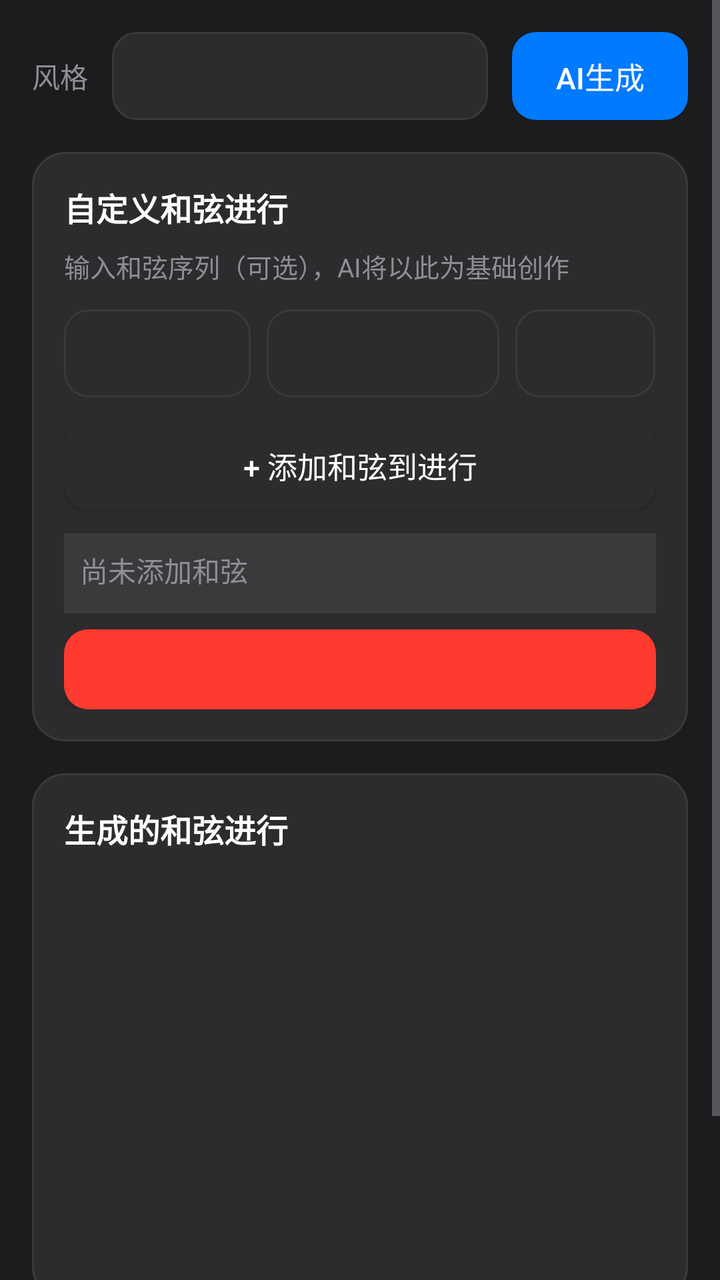
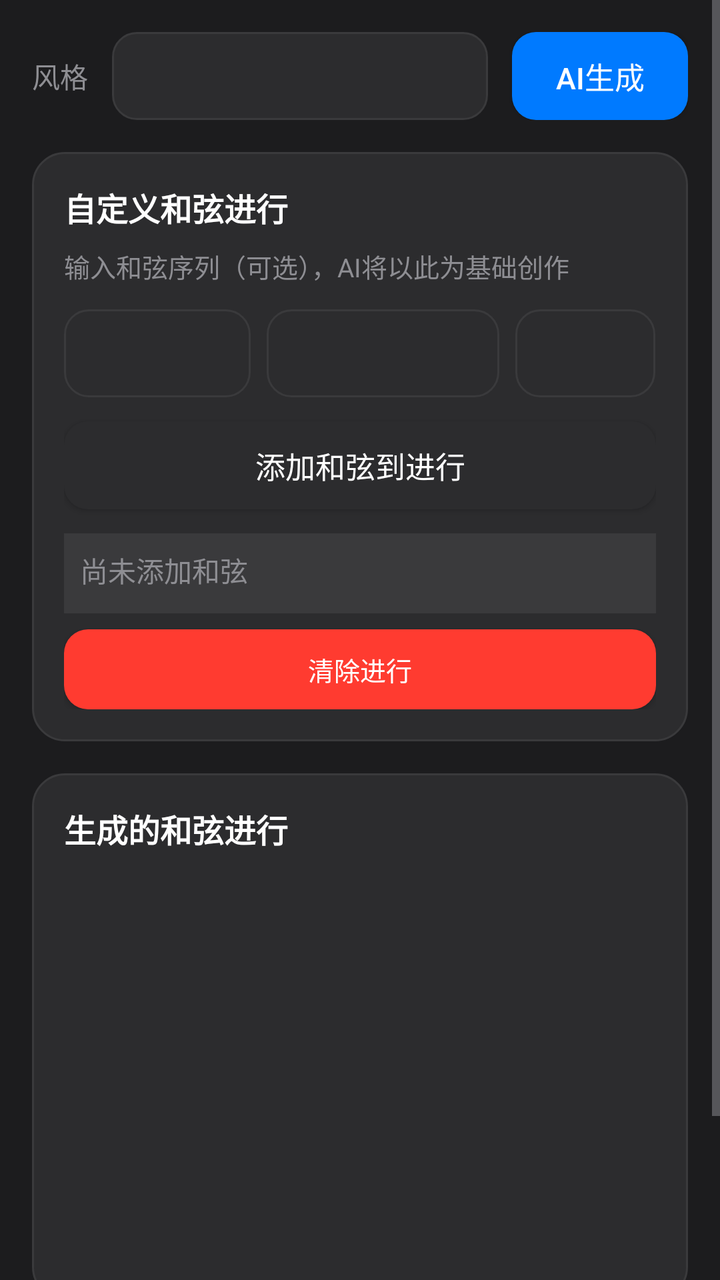

Screens rendered from an Android XML layout before and after an edit, with the pre-edit source and the edit as a unified diff.
<!-- AndroidManifest.xml: application theme Theme.MusicAI -->
<!-- res/layout/activity_chord_editor.xml -->
<?xml version="1.0" encoding="utf-8"?>
<ScrollView xmlns:android="http://schemas.android.com/apk/res/android"
    android:layout_width="match_parent"
    android:layout_height="match_parent"
    android:background="@color/apple_dark"
    android:fillViewport="true">

    <LinearLayout
        android:layout_width="match_parent"
        android:layout_height="wrap_content"
        android:orientation="vertical"
        android:padding="16dp"
        android:paddingTop="40dp">

        <LinearLayout
            android:layout_width="match_parent"
            android:layout_height="wrap_content"
            android:orientation="horizontal"
            android:gravity="center_vertical"
            android:layout_marginBottom="16dp">

            <TextView
                android:layout_width="wrap_content"
                android:layout_height="wrap_content"
                android:text="风格"
                android:textSize="14sp"
                android:textColor="@color/apple_text_secondary"
                android:layout_marginRight="12dp"/>

            <Spinner
                android:id="@+id/sp_style"
                android:layout_width="0dp"
                android:layout_height="44dp"
                android:layout_weight="1"
                android:background="@drawable/apple_edittext_bg"
                android:paddingHorizontal="12dp"/>

            <Button
                android:id="@+id/btn_generate"
                android:layout_width="wrap_content"
                android:layout_height="44dp"
                android:text="AI生成"
                android:textSize="15sp"
                android:textColor="@color/apple_text"
                android:background="@drawable/apple_button_primary_bg"
                android:layout_marginLeft="12dp"
               />

        </LinearLayout>

        <LinearLayout
            android:layout_width="match_parent"
            android:layout_height="wrap_content"
            android:orientation="vertical"
            android:background="@drawable/apple_card_bg"
            android:padding="16dp"
            android:layout_marginBottom="16dp">

            <TextView
                android:layout_width="match_parent"
                android:layout_height="wrap_content"
                android:text="自定义和弦进行"
                android:textSize="16sp"
                android:textColor="@color/apple_text"
                android:textStyle="bold"
                android:layout_marginBottom="8dp"/>

            <TextView
                android:layout_width="match_parent"
                android:layout_height="wrap_content"
                android:text="输入和弦序列（可选），AI将以此为基础创作"
                android:textSize="13sp"
                android:textColor="@color/apple_text_secondary"
                android:layout_marginBottom="12dp"/>

            <LinearLayout
                android:layout_width="match_parent"
                android:layout_height="wrap_content"
                android:orientation="horizontal"
                android:gravity="center_vertical"
                android:layout_marginBottom="12dp">

                <Spinner
                    android:id="@+id/sp_chord_root"
                    android:layout_width="0dp"
                    android:layout_height="44dp"
                    android:layout_weight="0.8"
                    android:background="@drawable/apple_edittext_bg"
                    android:paddingHorizontal="8dp"
                    android:layout_marginRight="8dp"/>

                <Spinner
                    android:id="@+id/sp_chord_type"
                    android:layout_width="0dp"
                    android:layout_height="44dp"
                    android:layout_weight="1"
                    android:background="@drawable/apple_edittext_bg"
                    android:paddingHorizontal="8dp"
                    android:layout_marginRight="8dp"/>

                <Spinner
                    android:id="@+id/sp_chord_duration"
                    android:layout_width="0dp"
                    android:layout_height="44dp"
                    android:layout_weight="0.6"
                    android:background="@drawable/apple_edittext_bg"
                    android:paddingHorizontal="8dp"/>

            </LinearLayout>

            <Button
                android:id="@+id/btn_add_custom_chord"
                android:layout_width="match_parent"
                android:layout_height="44dp"
                android:text="+ 添加和弦到进行"
                android:textSize="15sp"
                android:textColor="@color/apple_text"
                android:background="@drawable/apple_button_bg"
               
                android:layout_marginBottom="12dp"/>

            <TextView
                android:id="@+id/tv_custom_chords"
                android:layout_width="match_parent"
                android:layout_height="wrap_content"
                android:text="尚未添加和弦"
                android:textSize="14sp"
                android:textColor="@color/apple_text_secondary"
                android:padding="8dp"
                android:background="@color/apple_mid_gray"
               
                android:minHeight="40dp"/>

            <Button
                android:id="@+id/btn_clear_custom_chords"
                android:layout_width="match_parent"
                android:layout_height="40dp"
                android:text="清除进行"
                android:textSize="13sp"
                android:textColor="@color/apple_error"
                android:background="@drawable/apple_button_danger_bg"
               
                android:layout_marginTop="8dp"/>

        </LinearLayout>

        <LinearLayout
            android:layout_width="match_parent"
            android:layout_height="wrap_content"
            android:orientation="vertical"
            android:background="@drawable/apple_card_bg"
            android:padding="16dp"
            android:layout_marginBottom="16dp">

            <TextView
                android:layout_width="match_parent"
                android:layout_height="wrap_content"
                android:text="生成的和弦进行"
                android:textSize="16sp"
                android:textColor="@color/apple_text"
                android:textStyle="bold"
                android:layout_marginBottom="8dp"/>

            <ListView
                android:id="@+id/lv_chords"
                android:layout_width="match_parent"
                android:layout_height="200dp"
                android:divider="@color/apple_mid_gray"
                android:dividerHeight="1dp"/>

        </LinearLayout>

        <LinearLayout
            android:layout_width="match_parent"
            android:layout_height="wrap_content"
            android:orientation="horizontal"
            android:gravity="center">

            <Button
                android:id="@+id/btn_add_chord"
                android:layout_width="0dp"
                android:layout_height="52dp"
                android:layout_weight="1"
                android:text="添加和弦"
                android:textSize="14sp"
                android:textColor="@color/apple_text"
                android:background="@drawable/apple_button_bg"
                android:layout_marginRight="8dp"
               />

            <Button
                android:id="@+id/btn_delete"
                android:layout_width="0dp"
                android:layout_height="52dp"
                android:layout_weight="1"
                android:text="删除"
                android:textSize="14sp"
                android:textColor="@color/apple_text"
                android:background="@drawable/apple_button_danger_bg"
               />

        </LinearLayout>

        <ProgressBar
            android:id="@+id/progress_bar"
            android:layout_width="wrap_content"
            android:layout_height="wrap_content"
            android:layout_gravity="center"
            android:visibility="gone"
            android:layout_marginTop="16dp"/>

    </LinearLayout>

</ScrollView>
<!-- resources referenced by this layout -->
<resources>
  <color name="apple_dark">#1C1C1E</color>
  <color name="apple_error">#FF3B30</color>
  <color name="apple_mid_gray">#3A3A3C</color>
  <color name="apple_text">#FFFFFF</color>
  <color name="apple_text_secondary">#8E8E93</color>
  <!-- drawable apple_button_bg (drawable) -->
  <?xml version="1.0" encoding="utf-8"?>
  <selector xmlns:android="http://schemas.android.com/apk/res/android">
      <item android:state_pressed="true">
          <shape android:shape="rectangle">
              <solid android:color="@color/apple_mid_gray" />
              <corners android:radius="12dp" />
          </shape>
      </item>
      <item>
          <shape android:shape="rectangle">
              <solid android:color="@color/apple_dark_gray" />
              <corners android:radius="12dp" />
          </shape>
      </item>
  </selector>
  <!-- drawable apple_button_danger_bg (drawable) -->
  <?xml version="1.0" encoding="utf-8"?>
  <selector xmlns:android="http://schemas.android.com/apk/res/android">
      <item android:state_pressed="true">
          <shape android:shape="rectangle">
              <solid android:color="#CC3030" />
              <corners android:radius="12dp" />
          </shape>
      </item>
      <item>
          <shape android:shape="rectangle">
              <solid android:color="@color/apple_error" />
              <corners android:radius="12dp" />
          </shape>
      </item>
  </selector>
  <!-- drawable apple_button_primary_bg (drawable) -->
  <?xml version="1.0" encoding="utf-8"?>
  <selector xmlns:android="http://schemas.android.com/apk/res/android">
      <item android:state_pressed="true">
          <shape android:shape="rectangle">
              <solid android:color="@color/apple_accent_active" />
              <corners android:radius="12dp" />
          </shape>
      </item>
      <item>
          <shape android:shape="rectangle">
              <solid android:color="@color/apple_accent" />
              <corners android:radius="12dp" />
          </shape>
      </item>
  </selector>
  <!-- drawable apple_card_bg (drawable) -->
  <?xml version="1.0" encoding="utf-8"?>
  <shape xmlns:android="http://schemas.android.com/apk/res/android" android:shape="rectangle">
      <solid android:color="@color/apple_dark_gray" />
      <corners android:radius="16dp" />
      <stroke android:width="1dp" android:color="@color/apple_mid_gray" />
  </shape>
  <!-- drawable apple_edittext_bg (drawable) -->
  <?xml version="1.0" encoding="utf-8"?>
  <selector xmlns:android="http://schemas.android.com/apk/res/android">
      <item android:state_focused="true">
          <shape android:shape="rectangle">
              <solid android:color="@color/apple_dark_gray" />
              <corners android:radius="12dp" />
              <stroke android:width="2dp" android:color="@color/apple_accent" />
          </shape>
      </item>
      <item>
          <shape android:shape="rectangle">
              <solid android:color="@color/apple_dark_gray" />
              <corners android:radius="12dp" />
              <stroke android:width="1dp" android:color="@color/apple_mid_gray" />
          </shape>
      </item>
  </selector>
  <style name="Theme.MusicAI" parent="Theme.AppCompat.DayNight.NoActionBar">
          <item name="colorPrimary">@color/colorPrimary</item>
          <item name="colorPrimaryDark">@color/colorPrimaryDark</item>
          <item name="colorAccent">@color/colorAccent</item>
          <item name="android:textColorPrimary">@color/apple_text</item>
          <item name="android:textColorSecondary">@color/apple_text_secondary</item>
          <item name="android:windowBackground">@color/apple_dark</item>
          <item name="android:statusBarColor">@color/apple_dark</item>
          <item name="android:navigationBarColor">@color/apple_dark</item>
      </style>
  <color name="apple_dark_gray">#2C2C2E</color>
  <color name="apple_accent_active">#0066CC</color>
  <color name="apple_accent">#007AFF</color>
  <color name="colorPrimary">#007AFF</color>
  <color name="colorPrimaryDark">#1C1C1E</color>
  <color name="colorAccent">#34C759</color>
</resources>

<!-- the commit's change to res/layout/activity_chord_editor.xml (unified diff, before → after) -->
@@ -10,7 +10,7 @@
         android:layout_height="wrap_content"
         android:orientation="vertical"
         android:padding="16dp"
-        android:paddingTop="40dp">
+        android:paddingTop="48dp">
 
         <LinearLayout
             android:layout_width="match_parent"
@@ -44,7 +44,7 @@
                 android:textColor="@color/apple_text"
                 android:background="@drawable/apple_button_primary_bg"
                 android:layout_marginLeft="12dp"
-               />
+                android:cornerRadius="10dp"/>
 
         </LinearLayout>
 
@@ -112,11 +112,11 @@
                 android:id="@+id/btn_add_custom_chord"
                 android:layout_width="match_parent"
                 android:layout_height="44dp"
-                android:text="+ 添加和弦到进行"
+                android:text="添加和弦到进行"
                 android:textSize="15sp"
                 android:textColor="@color/apple_text"
                 android:background="@drawable/apple_button_bg"
-               
+                android:cornerRadius="10dp"
                 android:layout_marginBottom="12dp"/>
 
             <TextView
@@ -128,7 +128,7 @@
                 android:textColor="@color/apple_text_secondary"
                 android:padding="8dp"
                 android:background="@color/apple_mid_gray"
-               
+                android:cornerRadius="8dp"
                 android:minHeight="40dp"/>
 
             <Button
@@ -137,9 +137,9 @@
                 android:layout_height="40dp"
                 android:text="清除进行"
                 android:textSize="13sp"
-                android:textColor="@color/apple_error"
+                android:textColor="@color/apple_text"
                 android:background="@drawable/apple_button_danger_bg"
-               
+                android:cornerRadius="8dp"
                 android:layout_marginTop="8dp"/>
 
         </LinearLayout>
@@ -186,7 +186,7 @@
                 android:textColor="@color/apple_text"
                 android:background="@drawable/apple_button_bg"
                 android:layout_marginRight="8dp"
-               />
+                android:cornerRadius="10dp"/>
 
             <Button
                 android:id="@+id/btn_delete"
@@ -197,7 +197,7 @@
                 android:textSize="14sp"
                 android:textColor="@color/apple_text"
                 android:background="@drawable/apple_button_danger_bg"
-               />
+                android:cornerRadius="10dp"/>
 
         </LinearLayout>
 
